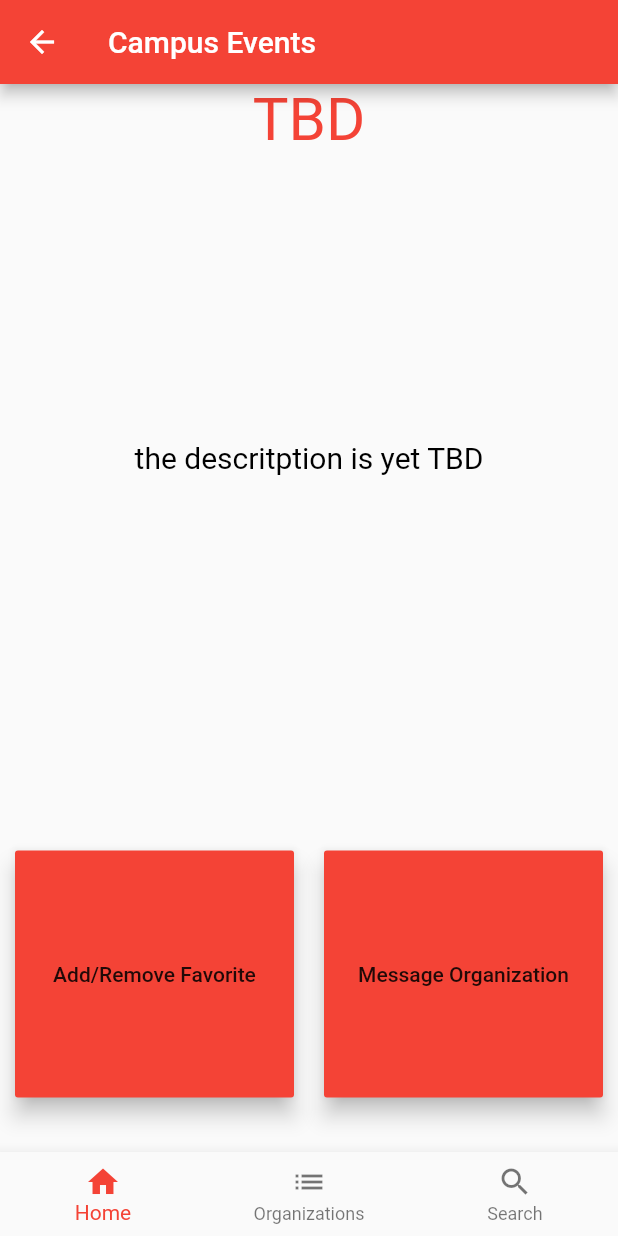
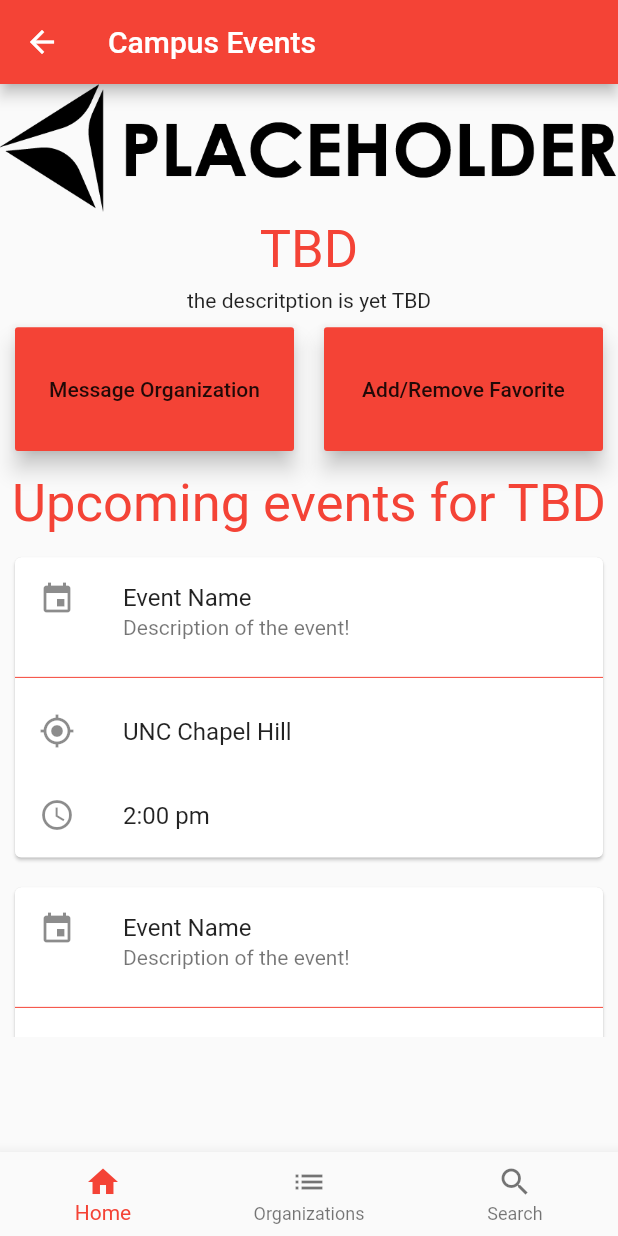
Before and after one commit to RahulUNC/Campus_Events_User_App, a Flutter app: the screen it shows after launch, after a tap on "TBD", on a phone screen of 412 x 824 dp. Run offline on Flutter 3.47's test engine with Material 2 defaults, Android fonts, the phone set to English and light mode, and no system bars.

Commit message:
added changes two first two screens

```diff
--- a/lib/app_screens/organization.dart
+++ b/lib/app_screens/organization.dart
@@ -11,11 +11,32 @@ class organizationBuilder extends StatelessWidget {
       registeredOrganizations.add(new organization('TBD', false, 'the descritption is yet TBD'));
     }
     return Container (
+      child: Center(
+        child: ListView(
+          children: <Widget>[
+            Container(
+              alignment: Alignment(0, 0),
+              height: MediaQuery.of(context).size.height*0.2,
+              child:Text(
+                'My Organizations',
+                textAlign: TextAlign.center,
+                style: TextStyle(
+                  fontSize: 50.0,
+                  color: Colors.red,
+                ),
+              ),
+            ),
+            Container(
+              height: MediaQuery.of(context).size.height*0.6,
               child: ListView.builder(
                 itemCount: registeredOrganizations.length,
                 itemBuilder: (BuildContext ctxt, int index){
                 return organizationUIComponenet(index);
                 },
+              )
+            )
+          ],
+        ),
       ),
     );
   }
@@ -38,7 +59,15 @@ class organizationUIComponenet extends StatelessWidget {
   int currentIndex;
   organizationUIComponenet(this.currentIndex);
   Widget build(BuildContext context) {
-    return ListTile(
+      return Card(
+        margin: EdgeInsets.all(10),
+        child: Column(
+          children: <Widget>[
+            addLogo(),
+            Divider(
+              color: Colors.red,
+            ),
+            ListTile(
               onTap: () {
                 Navigator.push(context,
                 MaterialPageRoute(
@@ -46,9 +75,13 @@ class organizationUIComponenet extends StatelessWidget {
                 )
                 );
               },
-        leading: Icon(Icons.question_answer),  //replace with organization logo
+              leading: Icon(Icons.person),  //replace with organization logo
               title: Text(registeredOrganizations[currentIndex].getName()),
+              subtitle: Text(registeredOrganizations[currentIndex].getDescription()),
               trailing: getLeadingIcon(registeredOrganizations[currentIndex].getfavorite()),
+            )
+          ],
+        ),
       );
     }
   }
@@ -59,3 +92,13 @@ class organizationUIComponenet extends StatelessWidget {
     else
       return Icon(Icons.thumb_down);
   }
+
+//replace with dynamic code
+class addLogo extends StatelessWidget{
+  @override
+  Widget build(BuildContext context) {
+    AssetImage tbdLogo = new AssetImage('assets/logo.png');
+    Image logo = Image(image: tbdLogo);
+    return Container(child: logo,);
+  }
+}
--- a/lib/app_screens/organization_info_screen.dart
+++ b/lib/app_screens/organization_info_screen.dart
@@ -30,36 +30,52 @@ class informationBody extends StatelessWidget {
   @override
   Widget build(BuildContext context) {
     return Container (
-      child: Center(
-        child:Column(
+      child: ListView(
         children: <Widget>[
+          Container(
+            child:  Column(children: <Widget>[
+              addLogo(),
+              Container(
+                margin: EdgeInsets.all(5.0),
+                child: Text(
+                  org.getName(),
+                  style: TextStyle(
+                    color: Colors.red,
+                    fontSize: 35.0,
+                  ),
+                ),
+              ),
+              Text(org.getDescription()),
+              Row(children: <Widget>[
+                Expanded(
+                  child: messageButton(),
+                ),
+                Expanded(child: favoriteButton(),)
+              ],),
+              Container(
+                margin: EdgeInsets.all(5.0),
+                child: Text(
+                  'Upcoming events for ' + org.getName(),
+                  style: TextStyle(
+                    color: Colors.red,
+                    fontSize: 35.0,
+                  ),
+                ),
+              ),
+            ],),
+          ),
           //Expanded(child:addLogo()),
-          Expanded(child: Text(
-            org.getName(),
-            textAlign: TextAlign.center,
-            style: TextStyle(
-              color: Colors.red,
-              fontSize: 40.0,
-            ),
-          ),),
-          Expanded(child: Text(
-            org.getDescription(),
-            textAlign: TextAlign.center,
-            style: TextStyle(
-              color: Colors.black,
-              fontSize: 20.0,
-            ),
-          ),),
-          Expanded(child: Row(
-            children: <Widget>[
-              Expanded(child: favoriteButton(),),
-              Expanded(child: messageButton(),),
-            ],
-          ),)
-
+          Container(
+            height: MediaQuery.of(context).size.height*0.4,
+              child: ListView.builder(
+                itemCount: 10,
+                itemBuilder: (BuildContext ctxt, int index){
+                return eventUIComponent();
+                },
+              )
+          ),
         ],
       ),
-      )
     );
   }
 }
@@ -76,7 +92,7 @@ class favoriteButton extends StatelessWidget {
   Widget build(BuildContext context) {
     // TODO: implement build
     return Container(
-      height: MediaQuery.of(context).size.height*0.2,
+      height: MediaQuery.of(context).size.height*0.1,
       margin: EdgeInsets.all(10.0),
       child: RaisedButton(
         onPressed: (){},
@@ -92,7 +108,7 @@ class messageButton extends StatelessWidget {
   Widget build(BuildContext context) {
     // TODO: implement build
     return Container(
-      height: MediaQuery.of(context).size.height*0.2,
+      height: MediaQuery.of(context).size.height*0.1,
       margin: EdgeInsets.all(10.0),
       child: RaisedButton(
         onPressed: (){},
@@ -103,3 +119,33 @@ class messageButton extends StatelessWidget {
     );
   }
 }
+
+class eventUIComponent extends StatelessWidget {
+  @override
+  Widget build(BuildContext context) {
+    // TODO: implement build
+    return  Card(
+        margin: EdgeInsets.all(10),
+        child: Column(
+          children: <Widget>[
+            ListTile(
+              leading: Icon(Icons.event),
+              title: Text('Event Name'),
+              subtitle: Text('Description of the event!'),
+            ),
+            Divider(
+              color: Colors.red,
+            ),
+            ListTile(
+              leading: Icon(Icons.gps_fixed),  //replace with organization logo
+              title: Text('UNC Chapel Hill'),
+            ),
+            ListTile(
+              leading: Icon(Icons.access_time),  //replace with organization logo
+              title: Text('2:00 pm'),
+            ),
+          ],
+        ),
+      );
+  }
+}
--- a/pubspec.yaml
+++ b/pubspec.yaml
@@ -21,6 +21,7 @@ dependencies:
   cupertino_icons: ^0.1.2
 
 dev_dependencies:
+  flutter_calendar: ^0.0.1
   flutter_test:
     sdk: flutter
 
@@ -37,8 +38,8 @@ flutter:
   uses-material-design: true
 
   # To add assets to your application, add an assets section, like this:
-assets:
-  - assets/logo.png
+  assets:
+    - assets/logo.png
 
   # An image asset can refer to one or more resolution-specific "variants", see
   # https://flutter.io/assets-and-images/#resolution-aware.
```
Also changed, not shown: assets/logo.png. Lines whose indentation alone changed are shown as unchanged.
